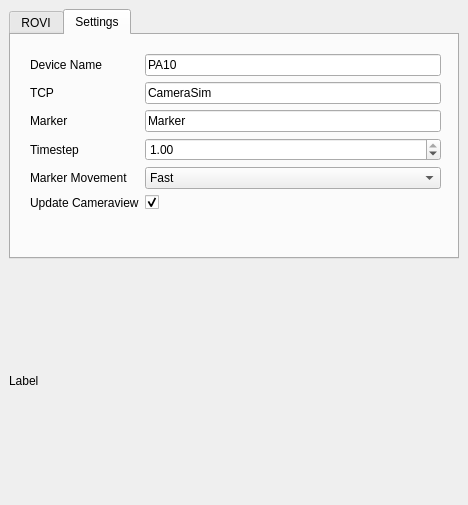
Old version of the form finalProject/SamplePluginPA10/src/SamplePlugin.ui in the repository niive12/rovi.
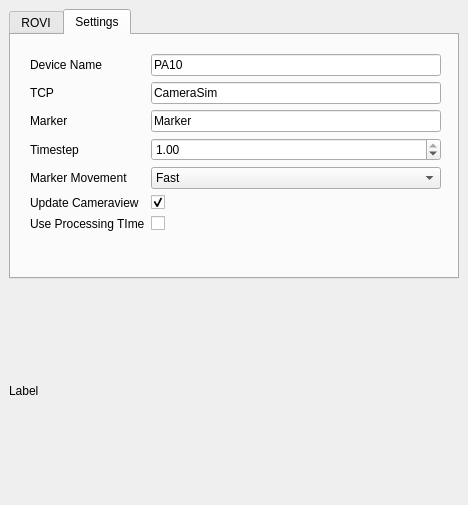
New version of the form. The open tabs and pages were chosen to show the change.

Diff of the .ui file:
```diff
--- a/finalProject/SamplePluginPA10/src/SamplePlugin.ui
+++ b/finalProject/SamplePluginPA10/src/SamplePlugin.ui
@@ -26,7 +26,7 @@
       <property name="maximumSize">
        <size>
         <width>16777215</width>
-        <height>250</height>
+        <height>270</height>
        </size>
       </property>
       <property name="currentIndex">
@@ -204,7 +204,7 @@
           <x>19</x>
           <y>19</y>
           <width>411</width>
-          <height>188</height>
+          <height>215</height>
          </rect>
         </property>
         <layout class="QFormLayout" name="formLayout">
@@ -310,6 +310,16 @@
            </property>
           </widget>
          </item>
+         <item row="6" column="0">
+          <widget class="QLabel" name="useProcessingTImeLabel">
+           <property name="text">
+            <string>Use Processing TIme</string>
+           </property>
+          </widget>
+         </item>
+         <item row="6" column="1">
+          <widget class="QCheckBox" name="_checkBox_settings_useProcessingTime"/>
+         </item>
         </layout>
        </widget>
       </widget>
```
Left out of the diff: 2 changed lines with no effect on the pictures.
